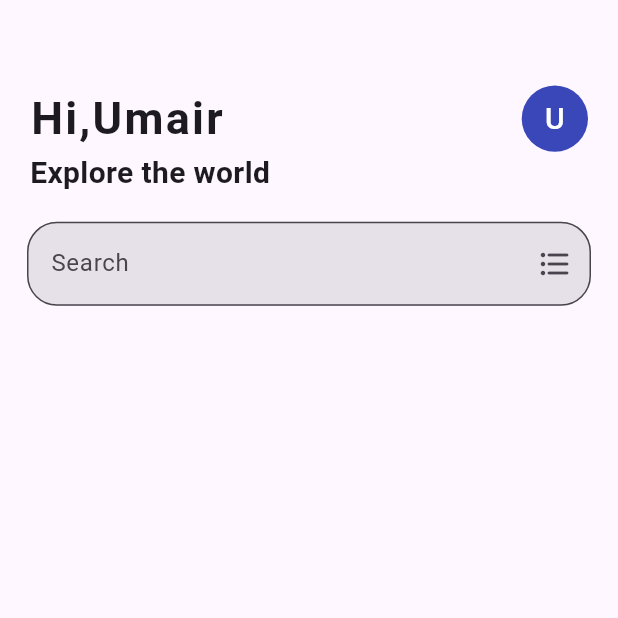
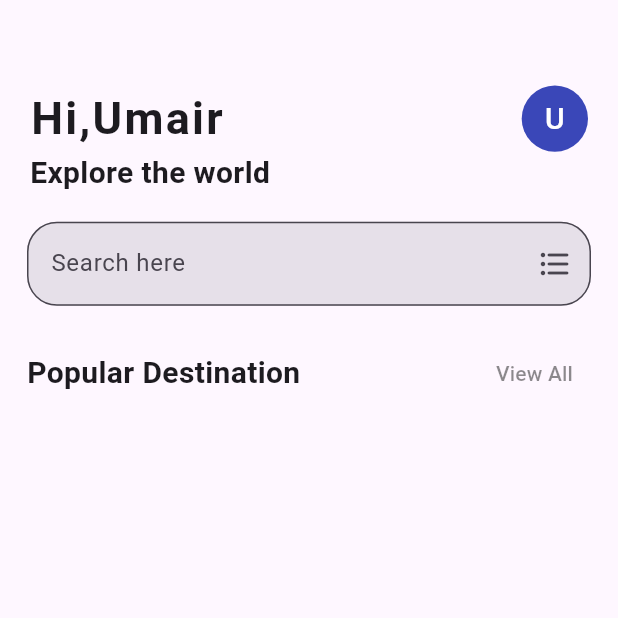
Before and after one commit to umair899/travel_app_ui_flutter, a Flutter app: the screen it shows after launch, on a phone screen of 412 x 824 dp, the top half of it. Run offline on Flutter 3.47's test engine with Material 3 defaults, Android fonts, the light colour scheme and no system bars; our stand-ins replace flutter_screenutil, get.

Commit message:
apply changes

```diff
--- a/lib/pages/HomePage.dart
+++ b/lib/pages/HomePage.dart
@@ -51,7 +51,7 @@ class Homepage extends StatelessWidget {
               padding: const EdgeInsets.only(right: 18.0, left: 18),
               child: TextField(
                 decoration: InputDecoration(
-                  hintText: "Search",
+                  hintText: "Search here",
                   hintStyle: TextStyle(),
                   suffixIcon: Icon(
                     Icons.format_list_bulleted_rounded,
@@ -61,6 +61,22 @@ class Homepage extends StatelessWidget {
                     borderRadius: BorderRadius.circular(20),
                   ),
                 ),
+              ),
+            ),
+            SizedBox(height: 21,),
+            Padding(
+              padding: const EdgeInsets.only(left: 18.0,right: 18),
+              child: Row(
+                mainAxisAlignment: MainAxisAlignment.spaceBetween,
+                children: [
+                  Text(
+                    "Popular Destination",
+                    style: TextStyle(fontSize: 20, fontWeight: FontWeight.bold),
+                  ),
+                  TextButton(onPressed: (){}, child: Text("View All",style: TextStyle(
+                    color: Colors.black45
+                  ),),)
+                ],
               ),
             )
           ],
```
